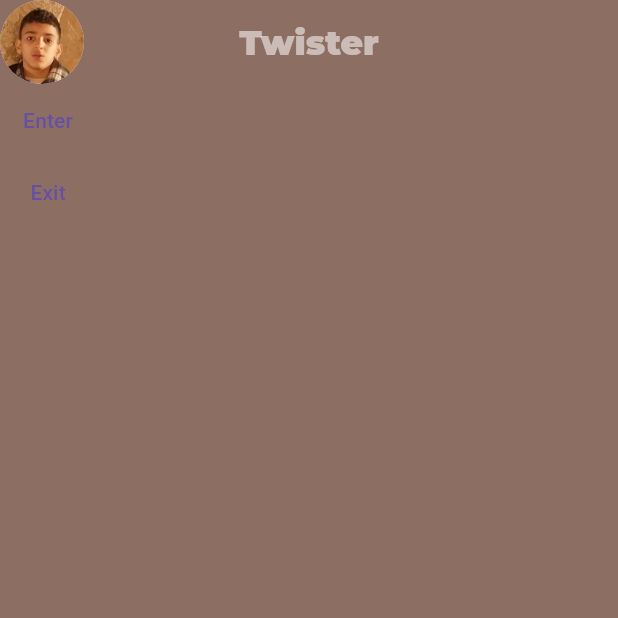
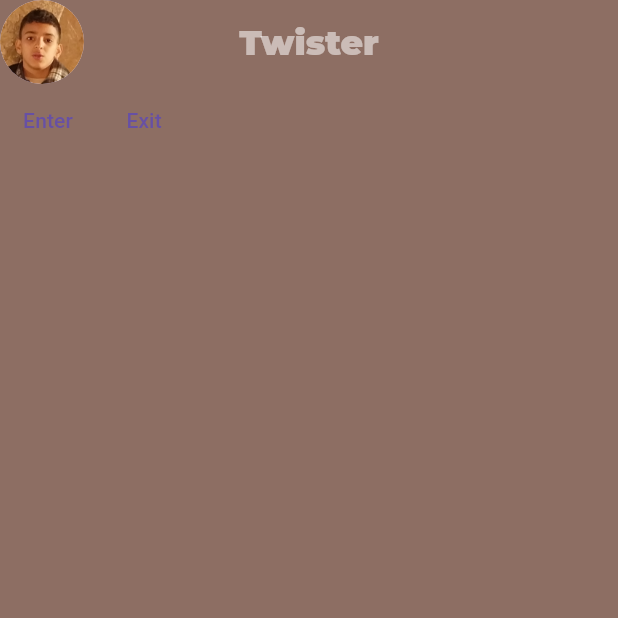
Before and after one commit to AbdulrahmanAbusnena/twister, a Flutter app: the screen it shows after launch, on a phone screen of 412 x 824 dp, the top half of it. Run offline on Flutter 3.47's test engine with Material 3 defaults, Android fonts, the phone set to English and light mode, and no system bars; our stand-ins replace google_fonts, google_nav_bar.

Commit message:
git commit

```diff
--- a/lib/Pages/registration.dart
+++ b/lib/Pages/registration.dart
@@ -30,8 +30,10 @@ class _RegistrationViewState extends State<RegistrationView> {
         ),
         elevation: 0.0,
       ),
-      body: Column(
-        crossAxisAlignment: CrossAxisAlignment.end,
+      body: Container(
+        child: Row(
+          //mainAxisAlignment: MainAxisAlignment.center,
+          crossAxisAlignment: CrossAxisAlignment.center,
           children: [
             TextButton(
               onPressed: () {
@@ -52,6 +54,7 @@ class _RegistrationViewState extends State<RegistrationView> {
             ),
           ],
         ),
+      ),
     );
   }
 }
```
Lines whose indentation alone changed are shown as unchanged.
